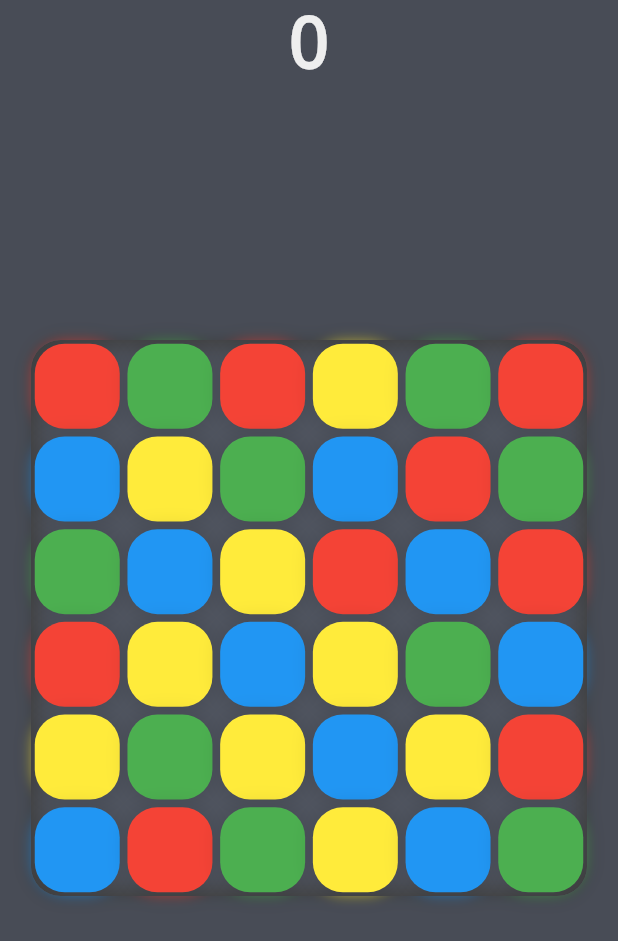
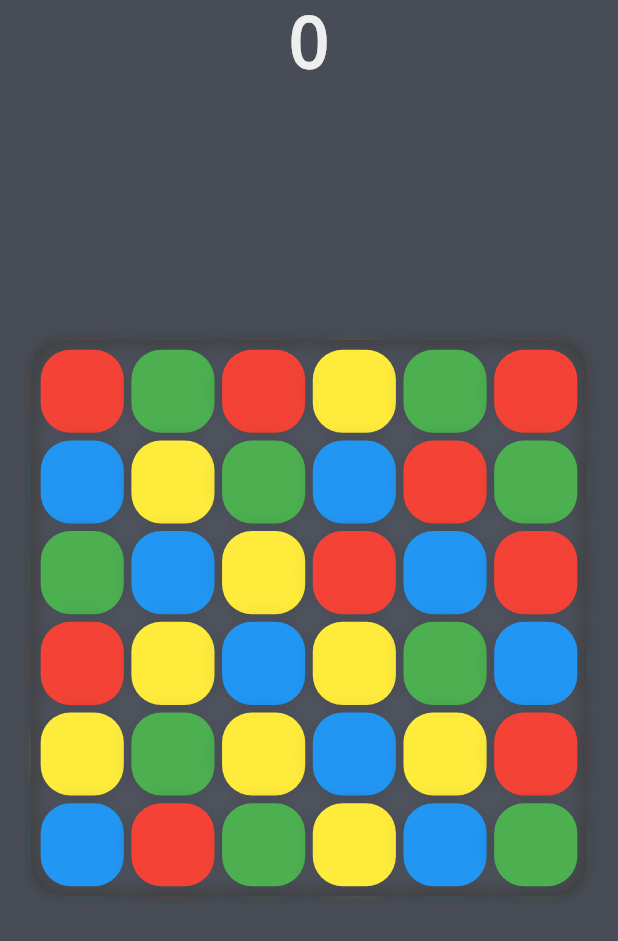
Before and after one commit to AlabasterAxe/color_game, a Flutter app: the screen it shows after launch, after a tap on "Play", on a phone screen of 412 x 824 dp. Shown: the top 941 px of the screen. Run offline on Flutter 3.47's test engine with Material 2 defaults, Android fonts, the phone set to English and light mode, and no system bars; our stand-ins replace google_fonts.

Commit message:
style changes to main page

```diff
--- a/lib/game/animated-score.dart
+++ b/lib/game/animated-score.dart
@@ -12,6 +12,7 @@ class AnimatedScore extends StatefulWidget {
 class _AnimatedScoreState extends State<AnimatedScore>
     with SingleTickerProviderStateMixin {
   AnimationController controller;
+  Animation<Color> colorAnimation = AlwaysStoppedAnimation(Colors.grey[200]);
   int prevScore = 0;
 
   @override
@@ -26,6 +27,13 @@ class _AnimatedScoreState extends State<AnimatedScore>
   void didUpdateWidget(AnimatedScore oldWidget) {
     super.didUpdateWidget(oldWidget);
     prevScore = oldWidget.score;
+    if (prevScore > widget.score) {
+      colorAnimation = ColorTween(begin: Colors.red, end: Colors.grey[200])
+          .chain(CurveTween(curve: Curves.easeInExpo))
+          .animate(controller);
+    } else {
+      colorAnimation = AlwaysStoppedAnimation(Colors.grey[200]);
+    }
     controller.forward(from: 0);
   }
 
@@ -37,7 +45,8 @@ class _AnimatedScoreState extends State<AnimatedScore>
           return Text(
               "${((widget.score - prevScore) * controller.value + prevScore).round()}",
               style: TextStyle(
-                  color: Colors.grey[200], decoration: TextDecoration.none));
+                  color: colorAnimation.value,
+                  decoration: TextDecoration.none));
         });
   }
 }
--- a/lib/game/game-view.dart
+++ b/lib/game/game-view.dart
@@ -77,6 +77,8 @@ class _GameViewState extends State<GameView> {
         child: FractionallySizedBox(
           heightFactor: .9,
           widthFactor: .9,
+          child: Padding(
+            padding: const EdgeInsets.all(4.0),
             child: GameBoardWidget(
                 key: gameKey,
                 config: widget.config,
@@ -86,13 +88,18 @@ class _GameViewState extends State<GameView> {
                       _handleNewRun(e.metadata);
                       break;
                     case GameEventType.NO_MOVES:
-                    // TODO: Handle this case.
                       setState(() {
                         gameOver = true;
                       });
                       break;
+                    case GameEventType.LEFT_OVER_BOX:
+                      setState(() {
+                        score = (score * .9).round();
+                      });
+                      break;
                   }
                 }),
+          ),
         ),
       ),
       ClipPath(
--- a/lib/home-view.dart
+++ b/lib/home-view.dart
@@ -1,5 +1,7 @@
+import 'package:color_game/constants.dart';
 import 'package:flutter/material.dart';
 import 'package:flutter/widgets.dart';
+import 'package:google_fonts/google_fonts.dart';
 
 import 'model.dart';
 
@@ -9,14 +11,27 @@ class HomeView extends StatelessWidget {
   @override
   Widget build(BuildContext context) {
     return Container(
-        color: Colors.red,
-        child: Center(
-          child: RaisedButton(
-              child: Text("Play"),
-              onPressed: () {
-                Navigator.pushNamed(context, "/game",
-                    arguments: ColorGameConfig()..gridSize = Size(6, 6));
-              }),
+        color: BOARD_BACKGROUND_COLOR,
+        child: Padding(
+          padding: EdgeInsets.all(32),
+          child: Column(
+              mainAxisAlignment: MainAxisAlignment.spaceAround,
+              children: [
+                Text("Color Collapse",
+                    style: TextStyle(
+                        fontFamily: GoogleFonts.getFont("Lato").fontFamily,
+                        fontSize: 64,
+                        color: Colors.grey[200],
+                        decoration: TextDecoration.none)),
+                RaisedButton(
+                    child: Text(
+                      "Play",
+                    ),
+                    onPressed: () {
+                      Navigator.pushNamed(context, "/game",
+                          arguments: ColorGameConfig()..gridSize = Size(6, 6));
+                    }),
+              ]),
         ));
   }
 }
--- a/pubspec.yaml
+++ b/pubspec.yaml
@@ -28,6 +28,8 @@ dependencies:
   # The following adds the Cupertino Icons font to your application.
   # Use with the CupertinoIcons class for iOS style icons.
   cupertino_icons: ^1.0.0
+
+  google_fonts: ^1.1.2
 
 dev_dependencies:
   flutter_test:
```
Also changed, not shown: lib/game/game-board.dart (+20 -1 lines), pubspec.lock. Lines whose indentation alone changed are shown as unchanged.
